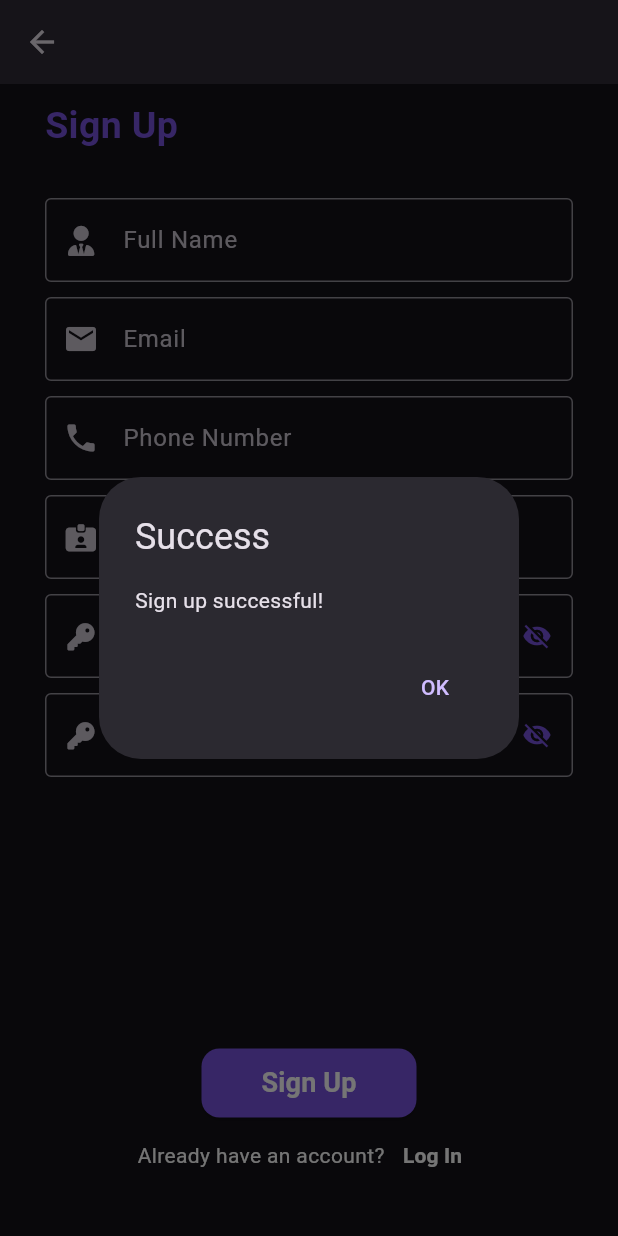
After one commit to DIP-SARKER/routeradar, a Flutter app: the SignUpPage screen opened directly, scrolled down 40 dp, after a tap on "Sign Up", on a phone screen of 412 x 824 dp. The commit adds this screen. Run offline on Flutter 3.47's test engine with Material 3 defaults, Android fonts, the phone set to English and light mode, and no system bars; our stand-ins replace animated_text_kit, icons_plus, lottie.

Commit message:
signup page added

```diff
--- /dev/null
+++ b/lib/signup.dart
@@ -0,0 +1,193 @@
+import 'package:flutter/material.dart';
+import 'package:icons_plus/icons_plus.dart';
+import 'package:routeradar/login.dart';
+import 'package:routeradar/login_request_page.dart';
+
+class SignUpPage extends StatefulWidget {
+  const SignUpPage({super.key});
+
+  @override
+  State<SignUpPage> createState() => _SignUpPage();
+}
+
+class _SignUpPage extends State<SignUpPage> {
+  bool _obscureText = false;
+
+  void _togglePasswordVisibility() {
+    setState(() {
+      _obscureText = !_obscureText;
+    });
+  }
+
+  @override
+  Widget build(BuildContext context) {
+    return Scaffold(
+      appBar: AppBar(),
+      body: SingleChildScrollView(
+        padding: EdgeInsets.all(10.0),
+        child: Padding(
+          padding: EdgeInsets.all(20.0),
+          child: Column(
+            crossAxisAlignment: CrossAxisAlignment.start,
+            children: [
+              SizedBox(height: 20),
+              Text(
+                "Sign Up",
+                style: TextStyle(
+                  fontSize: 25,
+                  fontWeight: FontWeight.bold,
+                  color: Theme.of(context).primaryColor,
+                ),
+              ),
+              SizedBox(height: 30),
+              TextField(
+                cursorColor: Theme.of(context).primaryColor,
+                decoration: InputDecoration(
+                  labelText: 'Full Name',
+                  border: OutlineInputBorder(),
+                  prefixIcon: Icon(FontAwesome.user_tie_solid, size: 20),
+                ),
+              ),
+              SizedBox(height: 10),
+              TextField(
+                cursorColor: Theme.of(context).primaryColor,
+                decoration: InputDecoration(
+                  labelText: 'Email',
+                  border: OutlineInputBorder(),
+                  prefixIcon: Icon(Icons.email),
+                ),
+              ),
+              SizedBox(height: 10),
+              TextField(
+                cursorColor: Theme.of(context).primaryColor,
+                decoration: InputDecoration(
+                  labelText: 'Phone Number',
+                  border: OutlineInputBorder(),
+                  prefixIcon: Icon(Icons.phone),
+                ),
+                keyboardType: TextInputType.phone,
+              ),
+              SizedBox(height: 10),
+              TextField(
+                cursorColor: Theme.of(context).primaryColor,
+                decoration: InputDecoration(
+                  labelText: 'ID',
+                  border: OutlineInputBorder(),
+                  prefixIcon: Icon(FontAwesome.id_card_clip_solid, size: 18),
+                ),
+                keyboardType: TextInputType.phone,
+              ),
+              SizedBox(height: 10),
+              TextField(
+                cursorColor: Theme.of(context).primaryColor,
+                obscureText: !_obscureText,
+                decoration: InputDecoration(
+                  labelText: 'Password',
+                  border: OutlineInputBorder(),
+                  prefixIcon: Icon(FontAwesome.key_solid, size: 18),
+                  suffixIcon: IconButton(
+                    icon: Icon(
+                      _obscureText ? Icons.visibility : Icons.visibility_off,
+                      size: 20,
+                      color: Theme.of(context).primaryColor,
+                    ),
+                    onPressed: _togglePasswordVisibility,
+                  ),
+                ),
+              ),
+              SizedBox(height: 10),
+              TextField(
+                cursorColor: Theme.of(context).primaryColor,
+                obscureText: !_obscureText,
+                decoration: InputDecoration(
+                  labelText: 'Confirm Password',
+                  border: OutlineInputBorder(),
+                  prefixIcon: Icon(FontAwesome.key_solid, size: 18),
+                  suffixIcon: IconButton(
+                    icon: Icon(
+                      _obscureText ? Icons.visibility : Icons.visibility_off,
+                      size: 20,
+                      color: Theme.of(context).primaryColor,
+                    ),
+                    onPressed: _togglePasswordVisibility,
+                  ),
+                ),
+              ),
+              SizedBox(height: 180),
+              Center(
+                child: ElevatedButton(
+                  onPressed: () {
+                    showDialog(
+                      context: context,
+                      builder: (BuildContext context) {
+                        return AlertDialog(
+                          title: Text("Success"),
+                          content: Text("Sign up successful!"),
+                          actions: [
+                            TextButton(
+                              onPressed: () {
+                                Navigator.of(context).pop();
+                                Navigator.of(context).push(
+                                  MaterialPageRoute(
+                                    builder: (context) => LoginPage(),
+                                  ),
+                                );
+                              },
+                              child: Text("OK"),
+                            ),
+                          ],
+                        );
+                      },
+                    );
+                  },
+                  style: ElevatedButton.styleFrom(
+                    backgroundColor: Theme.of(context).primaryColor,
+                    padding: EdgeInsets.symmetric(horizontal: 40, vertical: 10),
+                    shape: RoundedRectangleBorder(
+                      borderRadius: BorderRadius.circular(12),
+                    ),
+                  ),
+                  child: Text(
+                    'Sign Up',
+                    style: TextStyle(
+                      fontSize: 18,
+                      fontWeight: FontWeight.bold,
+                      color: Colors.white,
+                    ),
+                  ),
+                ),
+              ),
+              Row(
+                mainAxisAlignment: MainAxisAlignment.center,
+                children: [
+                  Text(
+                    "Already have an account?",
+                    style: TextStyle(color: Colors.white, fontSize: 14),
+                  ),
+                  TextButton(
+                    onPressed: () {
+                      Navigator.push(
+                        context,
+                        MaterialPageRoute(
+                          builder: (context) => LoginRequestPage(),
+                        ),
+                      );
+                    },
+                    child: Text(
+                      "Log In",
+                      style: TextStyle(
+                        color: Colors.white,
+                        fontSize: 14,
+                        fontWeight: FontWeight.bold,
+                      ),
+                    ),
+                  ),
+                ],
+              ),
+            ],
+          ),
+        ),
+      ),
+    );
+  }
+}
--- a/lib/signup_request_page.dart
+++ b/lib/signup_request_page.dart
@@ -2,6 +2,7 @@ import 'package:flutter/material.dart';
 import 'package:icons_plus/icons_plus.dart';
 import 'package:lottie/lottie.dart';
 import 'package:routeradar/login_request_page.dart';
+import 'package:routeradar/signup.dart';
 
 class SignupRequestPage extends StatefulWidget {
   const SignupRequestPage({super.key});
@@ -128,7 +129,10 @@ class _SignupRequestPage extends State<SignupRequestPage> {
               FontAwesome.id_card_clip_solid,
               "Continue with ID",
               () {
-                //3
+                Navigator.push(
+                  context,
+                  MaterialPageRoute(builder: (context) => SignUpPage()),
+                );
               },
             ),
             _buildAuthButton(
@@ -142,7 +146,10 @@ class _SignupRequestPage extends State<SignupRequestPage> {
               FontAwesome.user_tie_solid,
               "Use email or username",
               () {
-                //3
+                Navigator.push(
+                  context,
+                  MaterialPageRoute(builder: (context) => SignUpPage()),
+                );
               },
             ),
             SizedBox(height: 140),
```
